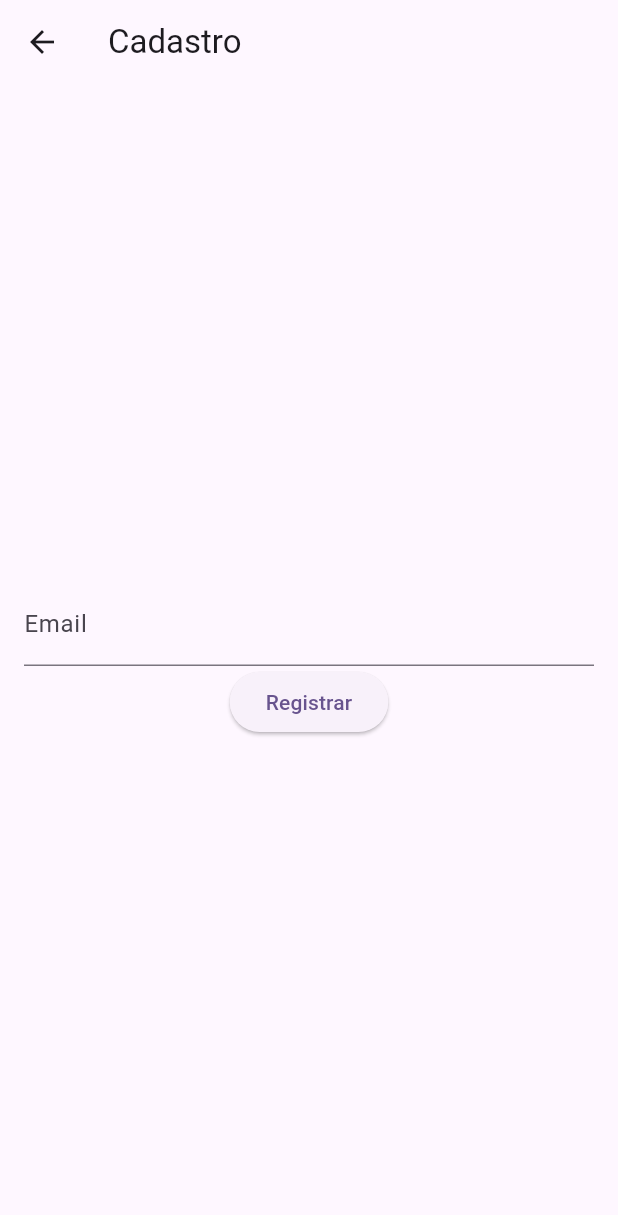
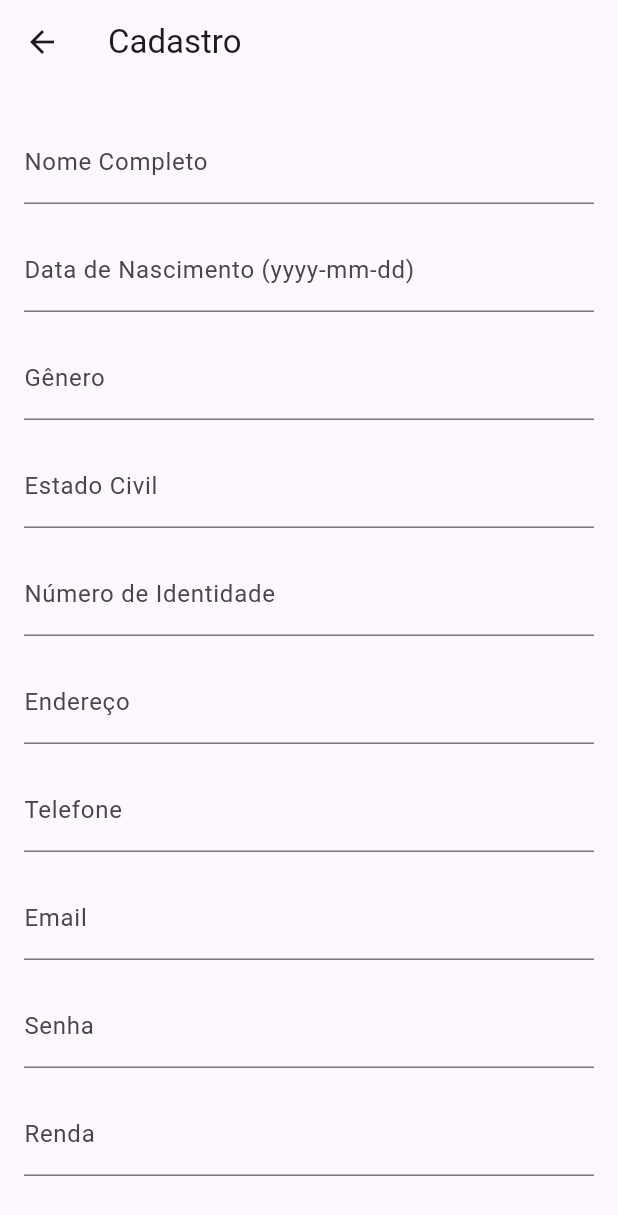
Before and after one commit to bioadsl/mercado_social, a Flutter app: the RegistrationView screen opened by its route, on a phone screen of 412 x 824 dp. Shown: the top 1215 px of the screen. Run offline on Flutter 3.47's test engine with Material 3 defaults, Android fonts, the phone set to English and light mode, and no system bars; our stand-ins replace shelf; missing offline and left inert: mysql1, shelf_router.

Commit message:
cadastro persistindo

```diff
--- a/frontend_flutter/lib/services/api_service.dart
+++ b/frontend_flutter/lib/services/api_service.dart
@@ -2,7 +2,7 @@ import 'dart:convert';
 import 'package:http/http.dart' as http;
 
 class ApiService {
-  final String baseUrl = 'http://localhost:8080/users';
+  final String baseUrl = 'http://localhost:8080';
 
   // Método para registrar um usuário
   Future<Map<String, dynamic>> registerUser(Map<String, dynamic> userData) async {
--- a/frontend_flutter/lib/views/registration_view.dart
+++ b/frontend_flutter/lib/views/registration_view.dart
@@ -2,14 +2,28 @@ import 'package:flutter/material.dart';
 import 'package:frontend_flutter/services/api_service.dart';
 
 class RegistrationView extends StatelessWidget {
-  const RegistrationView({super.key});
+  const RegistrationView({Key? key}) : super(key: key);
 
   @override
   Widget build(BuildContext context) {
+    final TextEditingController fullNameController = TextEditingController();
+    final TextEditingController birthDateController = TextEditingController();
+    final TextEditingController genderController = TextEditingController();
+    final TextEditingController maritalStatusController = TextEditingController();
+    final TextEditingController idNumberController = TextEditingController();
+    final TextEditingController addressController = TextEditingController();
+    final TextEditingController phoneController = TextEditingController();
     final TextEditingController emailController = TextEditingController();
     final TextEditingController passwordController = TextEditingController();
-    // Adicione outros controladores conforme necessário
-    final ApiService apiService = ApiService(); // Instância do serviço
+    final TextEditingController incomeController = TextEditingController();
+    final TextEditingController housingConditionController = TextEditingController();
+    final TextEditingController employmentStatusController = TextEditingController();
+    final TextEditingController educationLevelController = TextEditingController();
+    final TextEditingController otherSocialProgramsController = TextEditingController();
+    final TextEditingController healthConditionController = TextEditingController();
+    bool specialNeeds = false;
+
+    final ApiService apiService = ApiService();
 
     return Scaffold(
       appBar: AppBar(
@@ -17,43 +31,67 @@ class RegistrationView extends StatelessWidget {
       ),
       body: Padding(
         padding: const EdgeInsets.all(16.0),
-        child: Center(
+        child: SingleChildScrollView(
           child: Column(
-            mainAxisAlignment: MainAxisAlignment.center,
-            children: <Widget>[
-              // Adicione os campos de texto para as informações do usuário
-              TextField(
-                controller: emailController,
-                decoration: const InputDecoration(
-                  labelText: 'Email',
-                ),
+            children: [
+              _buildTextField(fullNameController, 'Nome Completo'),
+              _buildTextField(birthDateController, 'Data de Nascimento (yyyy-mm-dd)'),
+              _buildTextField(genderController, 'Gênero'),
+              _buildTextField(maritalStatusController, 'Estado Civil'),
+              _buildTextField(idNumberController, 'Número de Identidade'),
+              _buildTextField(addressController, 'Endereço'),
+              _buildTextField(phoneController, 'Telefone'),
+              _buildTextField(emailController, 'Email'),
+              _buildTextField(passwordController, 'Senha', obscureText: true),
+              _buildTextField(incomeController, 'Renda'),
+              _buildTextField(housingConditionController, 'Condição de Moradia'),
+              _buildTextField(employmentStatusController, 'Status de Emprego'),
+              _buildTextField(educationLevelController, 'Nível de Educação'),
+              SwitchListTile(
+                title: const Text('Necessidades Especiais'),
+                value: specialNeeds,
+                onChanged: (bool value) {
+                  specialNeeds = value;
+                },
               ),
-              // Outros campos de entrada aqui...
-
+              _buildTextField(otherSocialProgramsController, 'Outros Programas Sociais'),
+              _buildTextField(healthConditionController, 'Condição de Saúde'),
+              const SizedBox(height: 16),
               ElevatedButton(
                 onPressed: () async {
                   Map<String, dynamic> userData = {
+                    'full_name': fullNameController.text,
+                    'birth_date': birthDateController.text,
+                    'gender': genderController.text,
+                    'marital_status': maritalStatusController.text,
+                    'id_number': idNumberController.text,
+                    'address': addressController.text,
+                    'phone': phoneController.text,
                     'email': emailController.text,
                     'password': passwordController.text,
-                    // Adicione outros campos conforme necessário
+                    'income': incomeController.text,
+                    'housing_condition': housingConditionController.text,
+                    'employment_status': employmentStatusController.text,
+                    'education_level': educationLevelController.text,
+                    'special_needs': specialNeeds,
+                    'other_social_programs': otherSocialProgramsController.text,
+                    'health_condition': healthConditionController.text,
                   };
 
-                  // Chame o método de registro e aguarde a resposta
                   final response = await apiService.registerUser(userData);
 
-                  // Verifique a resposta
                   if (response['message'] != null) {
                     ScaffoldMessenger.of(context).showSnackBar(
                       SnackBar(content: Text(response['message'])),
                     );
-                    // Navegue para outra tela, se necessário
+                    Navigator.pop(context);
                   } else if (response['error'] != null) {
                     ScaffoldMessenger.of(context).showSnackBar(
                       SnackBar(content: Text(response['error'])),
                     );
                   }
                 },
-                child: const Text('Registrar'),
+                child: const Text('Cadastrar'),
               ),
             ],
           ),
@@ -61,4 +99,19 @@ class RegistrationView extends StatelessWidget {
       ),
     );
   }
+
+  Widget _buildTextField(
+    TextEditingController controller,
+    String labelText, {
+    bool obscureText = false,
+  }) {
+    return Padding(
+      padding: const EdgeInsets.symmetric(vertical: 8.0),
+      child: TextField(
+        controller: controller,
+        decoration: InputDecoration(labelText: labelText),
+        obscureText: obscureText,
+      ),
+    );
+  }
 }
```
Also changed, not shown: backend_dart/bin/server.dart (+43 -9 lines), 1 other file.
